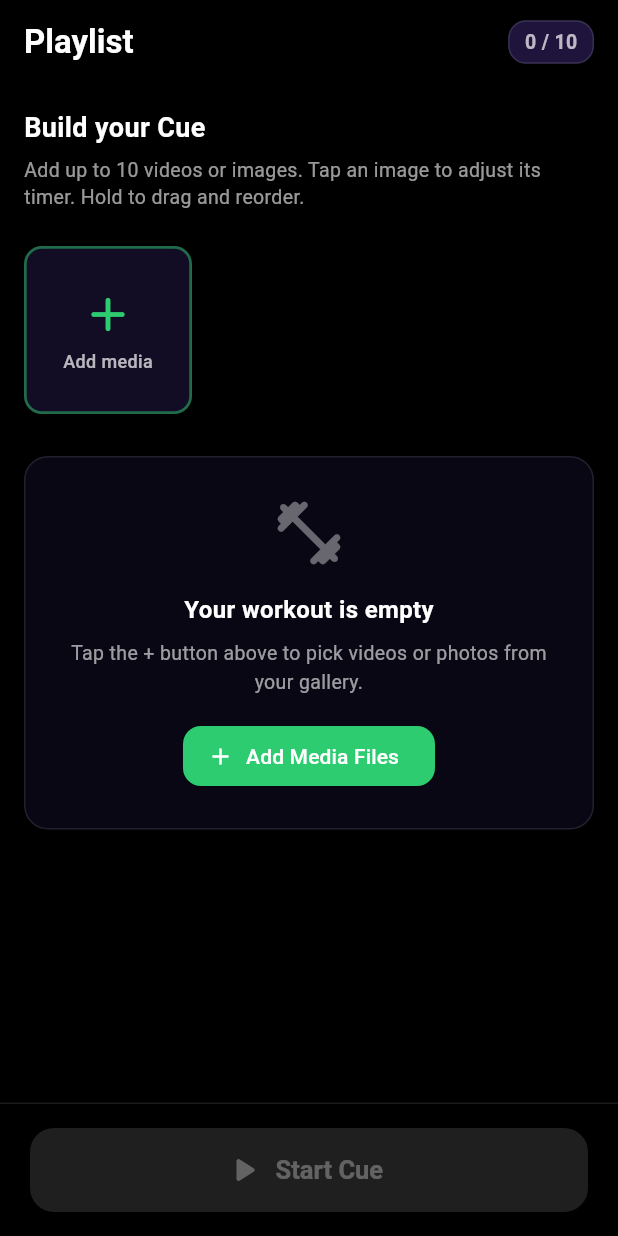
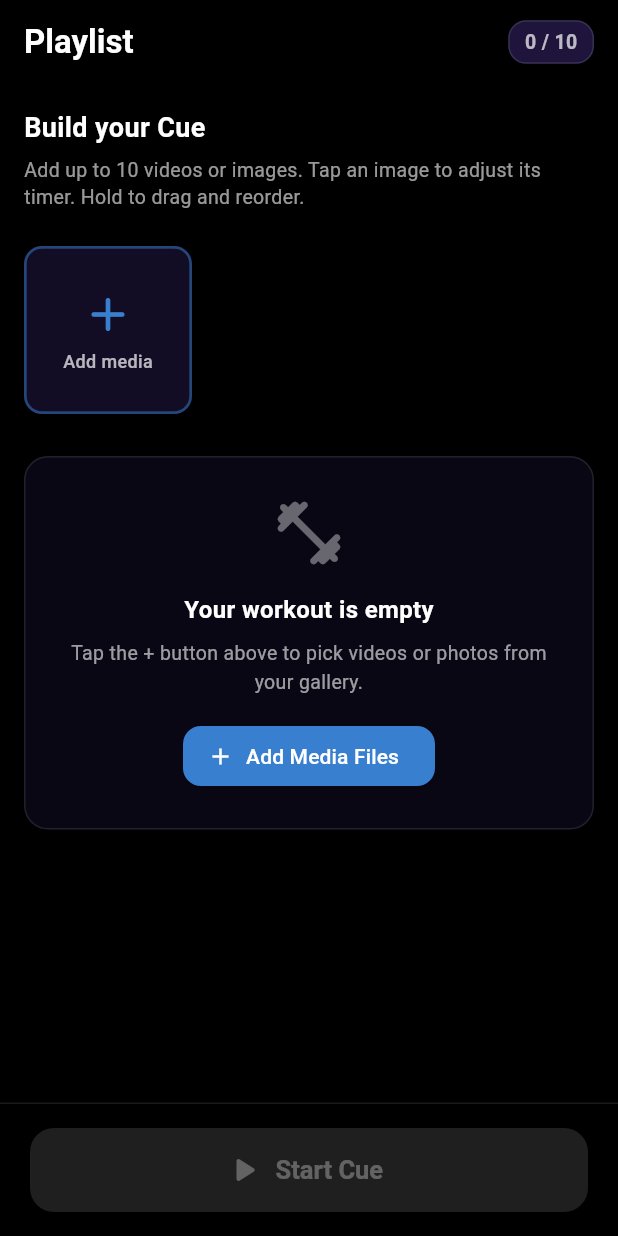
Before and after one commit to jeskrist/nextcue, a Flutter app: the screen it shows after launch, on a phone screen of 412 x 824 dp. Run offline on Flutter 3.47's test engine with Material 3 defaults, Android fonts, the phone set to English and light mode, and no system bars; our stand-ins replace fc_native_video_thumbnail, file_picker, flutter_native_splash, shared_preferences, video_player, wakelock_plus; missing offline and left inert: a package.

Commit message:
color fix

```diff
--- a/lib/main.dart
+++ b/lib/main.dart
@@ -14,8 +14,8 @@ void main() {
 class DailyWorkoutApp extends StatelessWidget {
   const DailyWorkoutApp({super.key});
 
-  // Colors picked to match the app icon (deep indigo -> hot orange-red).
-  static const Color accent = Color(0xFFFF5A3C);
+  // Primary accent color
+  static const Color accent = Color(0xFF387FCF);
   static const Color deepIndigo = Color(0xFF1E143C);
 
   @override
--- a/lib/screens/file_selection_screen.dart
+++ b/lib/screens/file_selection_screen.dart
@@ -172,7 +172,7 @@ class _FileSelectionScreenState extends State<FileSelectionScreen> {
           color: const Color(0xFF1E143C).withValues(alpha: 0.6),
           borderRadius: BorderRadius.circular(12),
           border: Border.all(
-            color: const Color(0xFF2ECC71).withValues(alpha: 0.5),
+            color: const Color(0xFF387FCF).withValues(alpha: 0.5),
             width: 1.8,
           ),
         ),
@@ -185,14 +185,14 @@ class _FileSelectionScreenState extends State<FileSelectionScreen> {
                 height: 28,
                 child: CircularProgressIndicator(
                   strokeWidth: 2.5,
-                  color: Color(0xFF2ECC71),
+                  color: Color(0xFF387FCF),
                 ),
               )
             else ...[
               const Icon(
                 Icons.add_rounded,
                 size: 38,
-                color: Color(0xFF2ECC71),
+                color: Color(0xFF387FCF),
               ),
               const SizedBox(height: 4),
               const Text(
@@ -235,13 +235,13 @@ class _FileSelectionScreenState extends State<FileSelectionScreen> {
                 : _buildFallbackThumbnail(item),
           ),
 
-          // Green border + white tint while being dragged
+          // Blue border + white tint while being dragged
           if (isDragging)
             Container(
               decoration: BoxDecoration(
                 color: Colors.white.withValues(alpha: 0.12),
                 border: Border.all(
-                  color: const Color(0xFF2ECC71),
+                  color: const Color(0xFF387FCF),
                   width: 2.5,
                 ),
                 borderRadius: BorderRadius.circular(12),
@@ -400,7 +400,7 @@ class _FileSelectionScreenState extends State<FileSelectionScreen> {
                       borderRadius: BorderRadius.circular(14),
                       boxShadow: [
                         BoxShadow(
-                          color: const Color(0xFF2ECC71).withValues(alpha: 0.55),
+                          color: const Color(0xFF387FCF).withValues(alpha: 0.55),
                           blurRadius: 14,
                           spreadRadius: 2,
                         ),
@@ -428,7 +428,7 @@ class _FileSelectionScreenState extends State<FileSelectionScreen> {
                     _hoverIndex = null;
                   });
                 },
-                // Floating drag feedback: 1.15x bigger with green glow
+                // Floating drag feedback: 1.15x bigger with blue glow
                 feedback: Transform.scale(
                   scale: 1.15,
                   child: Material(
@@ -443,7 +443,7 @@ class _FileSelectionScreenState extends State<FileSelectionScreen> {
                               borderRadius: BorderRadius.circular(14),
                               boxShadow: [
                                 BoxShadow(
-                                  color: const Color(0xFF2ECC71)
+                                  color: const Color(0xFF387FCF)
                                       .withValues(alpha: 0.65),
                                   blurRadius: 22,
                                   spreadRadius: 4,
@@ -492,7 +492,7 @@ class _FileSelectionScreenState extends State<FileSelectionScreen> {
 
   @override
   Widget build(BuildContext context) {
-    const accent = Color(0xFF2ECC71);
+    const accent = Color(0xFF387FCF);
 
     if (_loading) {
       return const Scaffold(
--- a/lib/screens/playlist_player_screen.dart
+++ b/lib/screens/playlist_player_screen.dart
@@ -394,7 +394,7 @@ class _PlaylistPlayerScreenState extends State<PlaylistPlayerScreen>
                               width: 84,
                               height: 84,
                               decoration: const BoxDecoration(
-                                color: Color(0xFF2ECC71),
+                                color: Color(0xFF387FCF),
                                 shape: BoxShape.circle,
                               ),
                               child: const Icon(
@@ -425,7 +425,7 @@ class _PlaylistPlayerScreenState extends State<PlaylistPlayerScreen>
                             ElevatedButton.icon(
                               onPressed: _restartPlaylist,
                               style: ElevatedButton.styleFrom(
-                                backgroundColor: const Color(0xFF2ECC71),
+                                backgroundColor: const Color(0xFF387FCF),
                                 foregroundColor: Colors.white,
                                 padding: const EdgeInsets.symmetric(
                                   horizontal: 28,
@@ -483,7 +483,7 @@ class _PlaylistPlayerScreenState extends State<PlaylistPlayerScreen>
                   Icon(
                     item?.isVideo ?? false ? Icons.videocam : Icons.photo,
                     size: 15,
-                    color: const Color(0xFF2ECC71),
+                    color: const Color(0xFF387FCF),
                   ),
                   const SizedBox(width: 6),
                   Text(
--- a/lib/widgets/duration_picker_sheet.dart
+++ b/lib/widgets/duration_picker_sheet.dart
@@ -94,7 +94,7 @@ class _DurationPickerSheetState extends State<DurationPickerSheet> {
                   child: const Text(
                     'Done',
                     style: TextStyle(
-                      color: Color(0xFF2ECC71),
+                      color: Color(0xFF387FCF),
                       fontWeight: FontWeight.bold,
                       fontSize: 16,
                     ),
--- a/lib/widgets/single_image_viewer.dart
+++ b/lib/widgets/single_image_viewer.dart
@@ -178,7 +178,7 @@ class SingleImageViewerState extends State<SingleImageViewer> {
           size: 92,
           tooltip: 'Resume',
           filled: true,
-          fillColor: const Color(0xFF2ECC71),
+          fillColor: const Color(0xFF387FCF),
           onPressed: togglePlayPause,
         ),
         const SizedBox(height: 24),
--- a/lib/widgets/single_video_player_view.dart
+++ b/lib/widgets/single_video_player_view.dart
@@ -70,7 +70,7 @@ class SingleVideoPlayerView extends StatelessWidget {
           size: 92,
           tooltip: 'Resume',
           filled: true,
-          fillColor: const Color(0xFF2ECC71),
+          fillColor: const Color(0xFF387FCF),
           onPressed: onTogglePlayPause,
         ),
         const SizedBox(height: 24),
```
